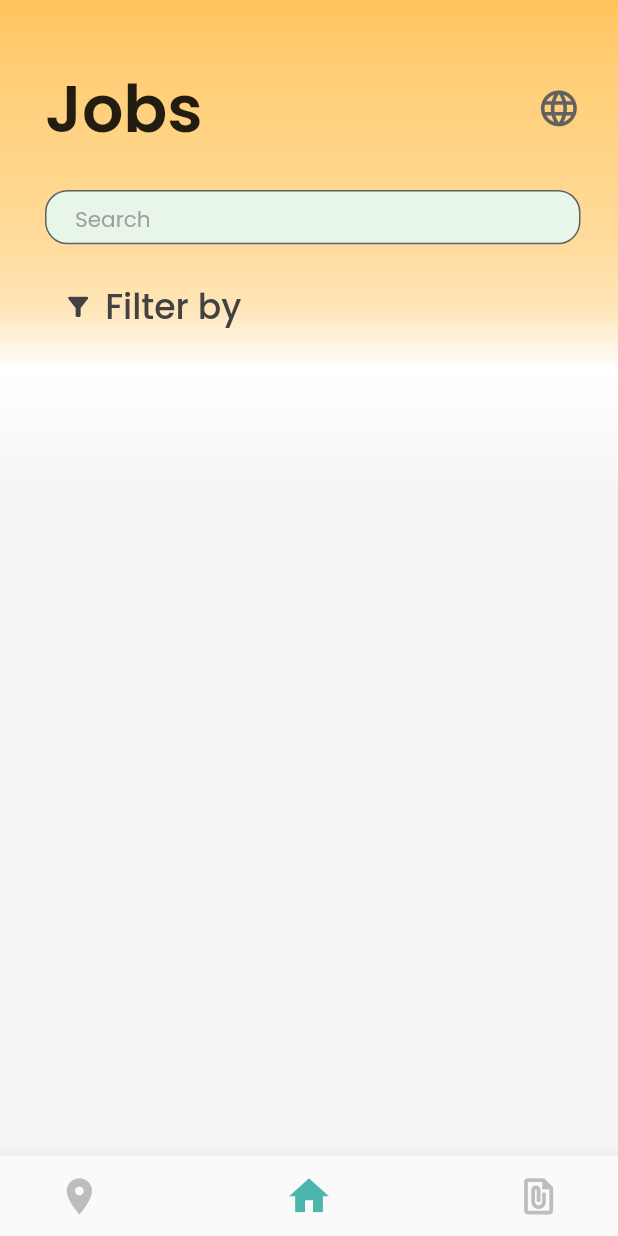
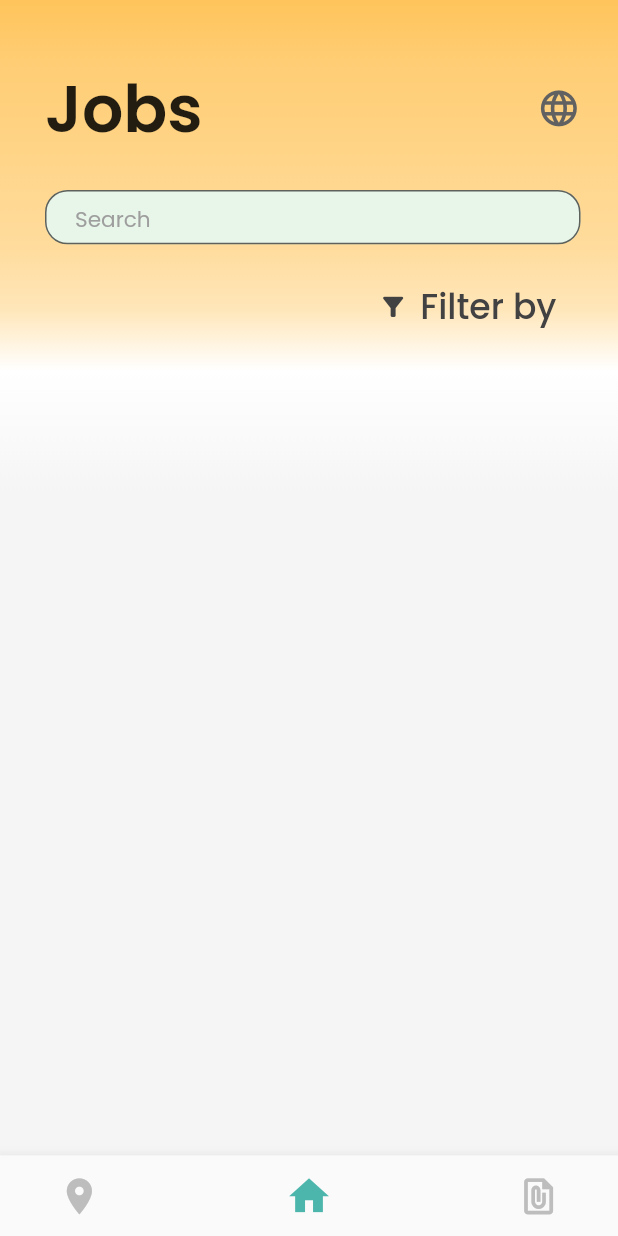
Before and after one commit to psk907/codefury-cache-in, a Flutter app: the screen it shows once a user with an empty profile is signed in, on a phone screen of 412 x 824 dp. Run offline on Flutter 3.47's test engine with Material 2 defaults, Android fonts, the phone set to English and light mode, and no system bars; our stand-ins replace auto_size_text, cloud_firestore, firebase_auth, firebase_core, google_maps_flutter, location and 1 more; missing offline and left inert: dash_chat, geocoder; accounts and stored records are empty.

Commit message:
filter right

```diff
--- a/lib/tabs/hometab.dart
+++ b/lib/tabs/hometab.dart
@@ -121,7 +121,7 @@ class _HomeTabState extends State<HomeTab> {
               // wspacing,
               Spacer(),
               Align(
-                alignment: Alignment.centerLeft,
+                alignment: Alignment.centerRight,
                 child: FlatButton.icon(
                     onPressed: () {},
                     icon: Icon(
```
